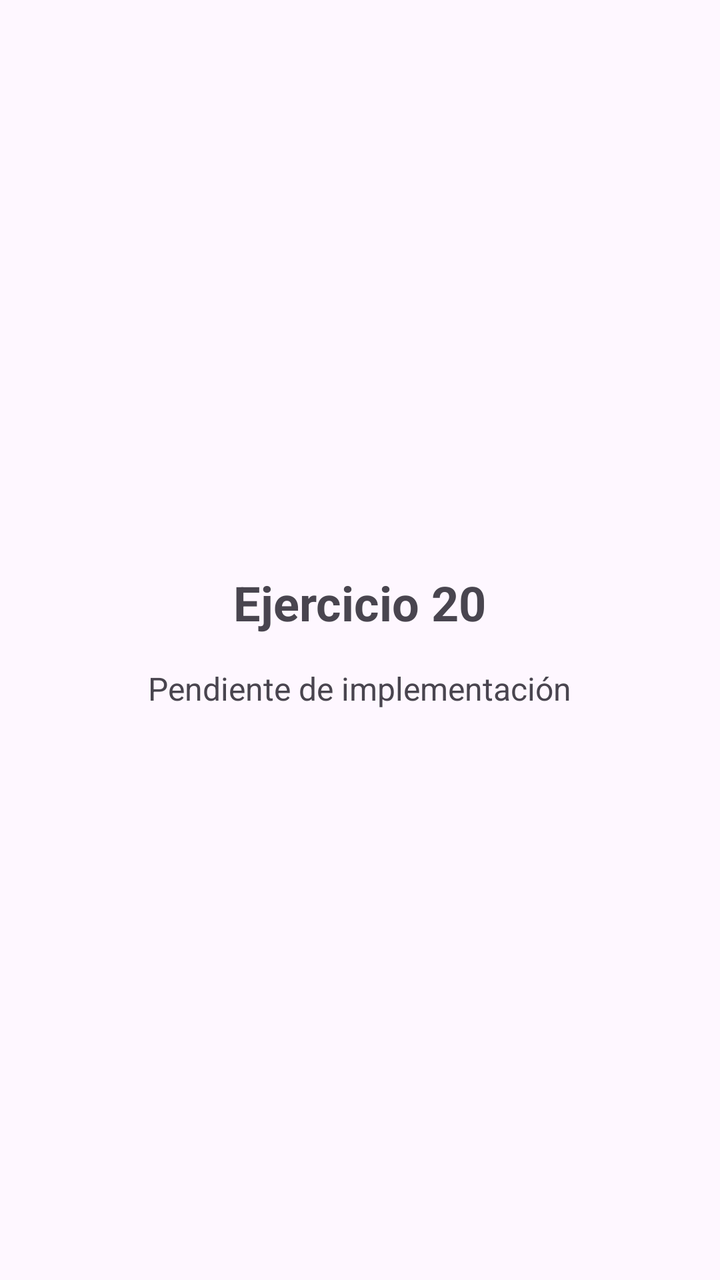
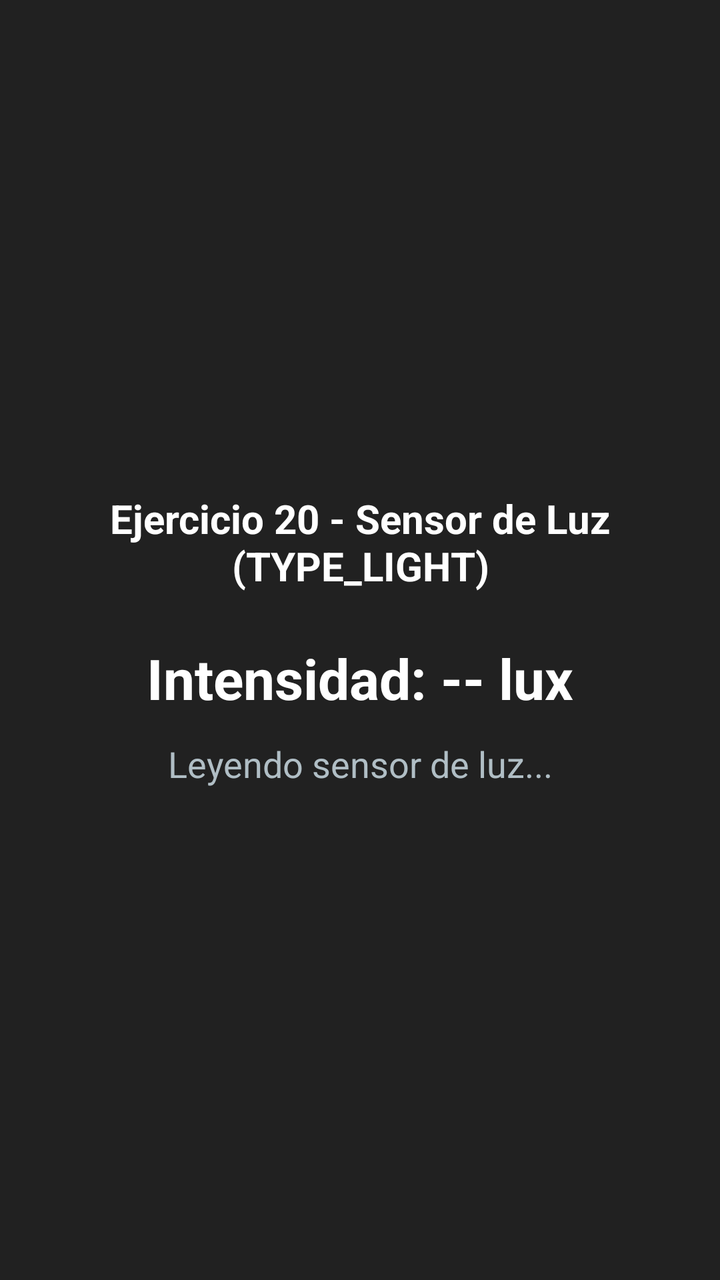

Before-and-after screenshots of an Android layout around one commit, followed by the original layout XML and the change that was made.
<!-- AndroidManifest.xml: application theme Theme.Actividad6 -->
<!-- res/layout/activity_ejercicio20.xml -->
<?xml version="1.0" encoding="utf-8"?>
<LinearLayout xmlns:android="http://schemas.android.com/apk/res/android"
    xmlns:tools="http://schemas.android.com/tools"
    android:id="@+id/main"
    android:layout_width="match_parent"
    android:layout_height="match_parent"
    android:orientation="vertical"
    android:padding="24dp"
    android:gravity="center"
    tools:context=".ejercicios.ejercicio20.Ejercicio20Activity">

    <TextView
        android:id="@+id/tvTitle"
        android:layout_width="wrap_content"
        android:layout_height="wrap_content"
        android:text="Ejercicio 20"
        android:textSize="24sp"
        android:textStyle="bold"
        android:layout_marginBottom="16dp" />

    <TextView
        android:id="@+id/tvSubtitle"
        android:layout_width="wrap_content"
        android:layout_height="wrap_content"
        android:text="Pendiente de implementación"
        android:textSize="16sp"
        android:textColor="?android:attr/textColorSecondary" />

</LinearLayout>
<!-- resources referenced by this layout -->
<resources>
  <style name="Theme.Actividad6" parent="Base.Theme.Actividad6" />
  <style name="Base.Theme.Actividad6" parent="Theme.Material3.DayNight.NoActionBar">
          
          
      </style>
</resources>

<!-- the commit's change to res/layout/activity_ejercicio20.xml (unified diff, before → after) -->
@@ -1,29 +1,44 @@
 <?xml version="1.0" encoding="utf-8"?>
 <LinearLayout xmlns:android="http://schemas.android.com/apk/res/android"
     xmlns:tools="http://schemas.android.com/tools"
-    android:id="@+id/main"
+    android:id="@+id/layoutFondo"
     android:layout_width="match_parent"
     android:layout_height="match_parent"
     android:orientation="vertical"
     android:padding="24dp"
     android:gravity="center"
+    android:background="#212121"
     tools:context=".ejercicios.ejercicio20.Ejercicio20Activity">
 
     <TextView
-        android:id="@+id/tvTitle"
+        android:id="@+id/tvHeader"
         android:layout_width="wrap_content"
         android:layout_height="wrap_content"
-        android:text="Ejercicio 20"
-        android:textSize="24sp"
+        android:text="Ejercicio 20 - Sensor de Luz (TYPE_LIGHT)"
+        android:textSize="20sp"
         android:textStyle="bold"
-        android:layout_marginBottom="16dp" />
+        android:textAlignment="center"
+        android:textColor="#FFFFFF"
+        android:layout_marginBottom="24dp" />
 
     <TextView
-        android:id="@+id/tvSubtitle"
+        android:id="@+id/tvLuzLux"
         android:layout_width="wrap_content"
         android:layout_height="wrap_content"
-        android:text="Pendiente de implementación"
-        android:textSize="16sp"
-        android:textColor="?android:attr/textColorSecondary" />
+        android:text="Intensidad: -- lux"
+        android:textSize="28sp"
+        android:textStyle="bold"
+        android:textAlignment="center"
+        android:textColor="#FFFFFF"
+        android:layout_marginBottom="12dp" />
+
+    <TextView
+        android:id="@+id/tvEstadoLuz"
+        android:layout_width="wrap_content"
+        android:layout_height="wrap_content"
+        android:text="Leyendo sensor de luz..."
+        android:textSize="18sp"
+        android:textAlignment="center"
+        android:textColor="#B0BEC5" />
 
 </LinearLayout>
